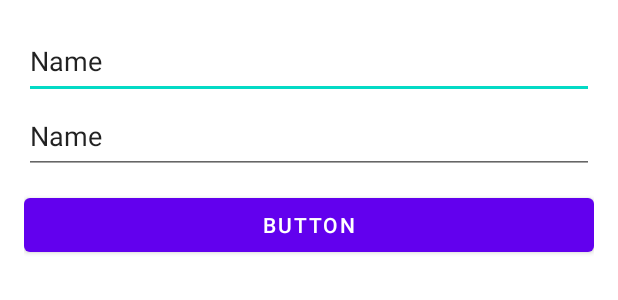
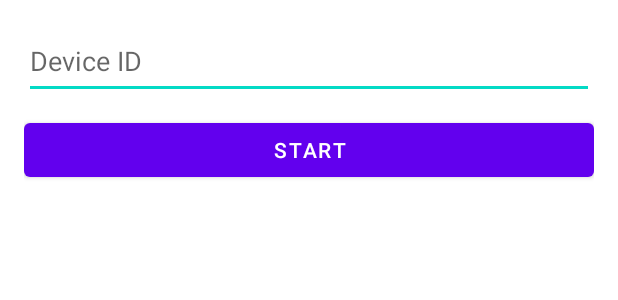
Before and after one commit to nicolasfara/pulverization-hot-warm-cold, an Android app: the layout activity_main.xml on its own in the app's theme, with its tools: preview values and no code run, on a phone screen of 412 x 824 dp. Shown: the top 300 px of the screen. Run offline under Robolectric (Android 15) with nearby library versions, the phone set to English and light mode, and no system bars.

Commit message:
feat: complete android demo code

```diff
--- a/app/build.gradle.kts
+++ b/app/build.gradle.kts
@@ -13,7 +13,7 @@ android {
 
     defaultConfig {
         applicationId = "it.nicolasfarabegoli.hotwarmcold"
-        minSdk = 31
+        minSdk = 30
         targetSdk = 33
         versionCode = 1
         versionName = "1.0"
--- a/app/src/main/kotlin/it/nicolasfarabegoli/hotwarmcold/AndroidPulverizationManager.kt
+++ b/app/src/main/kotlin/it/nicolasfarabegoli/hotwarmcold/AndroidPulverizationManager.kt
@@ -21,9 +21,10 @@ import kotlinx.coroutines.joinAll
 class AndroidPulverizationManager(
     private val lifecycle: Lifecycle,
     private val lifeCycleScope: LifecycleCoroutineScope,
+    private val deviceId: String,
     private val rssiFlow: Flow<Int>
 ) : DefaultLifecycleObserver {
-    val neighboursRssi = MutableSharedFlow<List<NeighbourRssi>>(1)
+    val neighboursRssi = MutableSharedFlow<List<NeighbourRssi>>()
     private var canRunThePlatform = false
     private lateinit var platformJobRef: Job
 
@@ -74,7 +75,7 @@ class AndroidPulverizationManager(
             withPlatform { RabbitmqCommunicator(hostname = "10.0.1.0") }
             withRemotePlace { defaultRabbitMQRemotePlace() }
             withContext {
-                deviceID("1")
+                deviceID(deviceId)
             }
         }
         platform.start().joinAll()
--- a/app/src/main/kotlin/it/nicolasfarabegoli/hotwarmcold/PermissionsUtility.kt
+++ b/app/src/main/kotlin/it/nicolasfarabegoli/hotwarmcold/PermissionsUtility.kt
@@ -30,7 +30,7 @@ internal fun Context.getMissingPermissions(requiredPermissions: Array<String>):
 private val Context.requiredPermissions: Array<String>
     get() {
         val targetSdkVersion = applicationInfo.targetSdkVersion
-        return if (targetSdkVersion >= Build.VERSION_CODES.S) {
+        return if (Build.VERSION.SDK_INT >= Build.VERSION_CODES.S && targetSdkVersion >= Build.VERSION_CODES.S) {
             arrayOf(Manifest.permission.BLUETOOTH_SCAN, Manifest.permission.BLUETOOTH_CONNECT)
         } else if (targetSdkVersion >= Build.VERSION_CODES.Q) {
             arrayOf(Manifest.permission.ACCESS_FINE_LOCATION)
--- a/app/src/main/res/layout/activity_main.xml
+++ b/app/src/main/res/layout/activity_main.xml
@@ -21,34 +21,31 @@
         app:layout_constraintTop_toTopOf="parent">
 
         <EditText
-            android:id="@+id/brokerHost"
+            android:id="@+id/deviceIdText"
             android:layout_width="match_parent"
             android:layout_height="50dp"
-            android:inputType="textPersonName"
-            android:text="Name" />
-
-        <EditText
-            android:id="@+id/bluetoothName"
-            android:layout_width="match_parent"
-            android:layout_height="50dp"
-            android:ems="10"
-            android:inputType="textPersonName"
-            android:text="Name" />
+            android:hint="Device ID"
+            android:inputType="textPersonName" />
 
         <Space
             android:layout_width="match_parent"
             android:layout_height="10dp" />
 
         <Button
-            android:id="@+id/button"
+            android:id="@+id/startButton"
             android:layout_width="match_parent"
             android:layout_height="wrap_content"
-            android:text="Button" />
+            android:text="Start" />
 
         <TextView
             android:id="@+id/rssiLabel"
             android:layout_width="match_parent"
             android:layout_height="wrap_content" />
 
+        <androidx.recyclerview.widget.RecyclerView
+            android:id="@+id/neighbourRssi"
+            android:layout_width="match_parent"
+            android:layout_height="match_parent" />
+
     </LinearLayout>
 </androidx.constraintlayout.widget.ConstraintLayout>
--- a/build.gradle.kts
+++ b/build.gradle.kts
@@ -2,7 +2,7 @@
 plugins {
     id("com.android.application") version "7.4.0" apply false
     id("com.android.library") version "7.4.0" apply false
-    id("org.jetbrains.kotlin.android") version "1.7.20" apply false
-    kotlin("multiplatform") version "1.7.20" apply false
-    kotlin("plugin.serialization") version "1.7.20" apply false
+    id("org.jetbrains.kotlin.android") version "1.8.0" apply false
+    alias(libs.plugins.kotlin.multiplatform) apply false
+    kotlin("plugin.serialization") version "1.8.0" apply false
 }
--- a/gradle/libs.versions.toml
+++ b/gradle/libs.versions.toml
@@ -1,6 +1,10 @@
 [versions]
 pulverization = "0.4.5"
 coroutine = "1.6.4"
+kotlin = "1.8.0"
+
+[plugins]
+kotlin-multiplatform = { id = "org.jetbrains.kotlin.multiplatform", version.ref = "kotlin" }
 
 [libraries]
 coroutine-core = { module = "org.jetbrains.kotlinx:kotlinx-coroutines-core", version.ref = "coroutine" }
```
Also changed, not shown: app/src/main/AndroidManifest.xml (+5 -5 lines), app/src/main/kotlin/it/nicolasfarabegoli/hotwarmcold/ListAdapter.kt (added, +36 -0 lines), app/src/main/kotlin/it/nicolasfarabegoli/hotwarmcold/MainActivity.kt (+32 -4 lines), app/src/main/res/layout/rssi_item.xml (added, +14 -0 lines), common/src/commonMain/kotlin/it/nicolasfarabegoli/hotwarmcold/components/smartphone/Behaviour.kt (+17 -3 lines).
